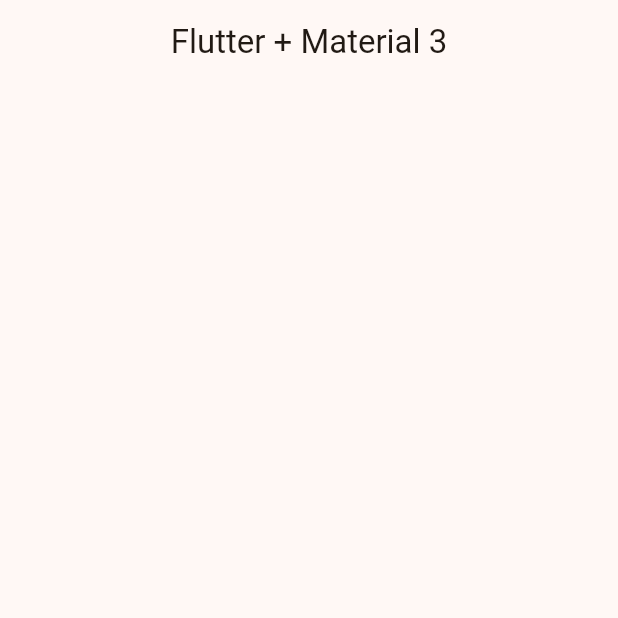
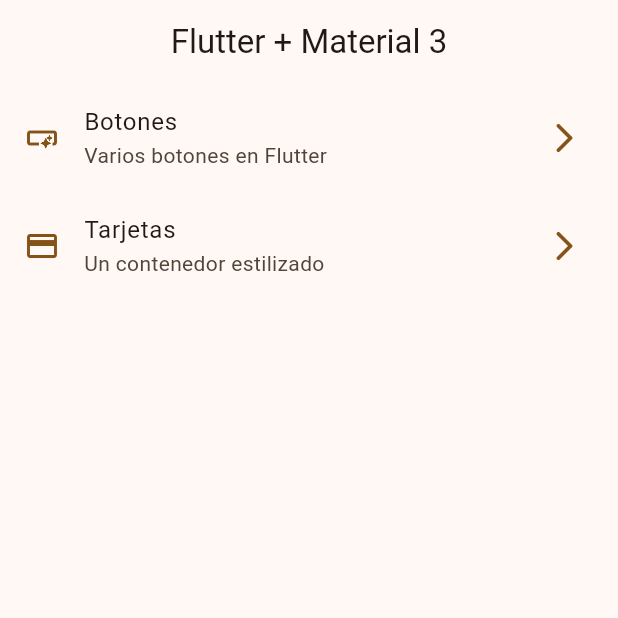
Before and after one commit to 720Cesar/flutter_widgets_app, a Flutter app: the screen it shows after launch, on a phone screen of 412 x 824 dp, the top half of it. Run offline on Flutter 3.47's test engine with Material 3 defaults, Android fonts, the phone set to English and light mode, and no system bars.

Commit message:
HomeScreen implementado

```diff
--- a/lib/config/menu/menu_items.dart
+++ b/lib/config/menu/menu_items.dart
@@ -20,7 +20,7 @@ class MenuItems{
 
 }
 
-const appMenuItens = <MenuItems>[
+const appMenuItems = <MenuItems>[
 
   MenuItems(
     title: "Botones",
--- a/lib/main.dart
+++ b/lib/main.dart
@@ -1,6 +1,6 @@
 import 'package:flutter/material.dart';
 import 'package:widgets_app/config/theme/app_theme.dart';
-import 'package:widgets_app/presentation/screens/home/home.dart';
+import 'package:widgets_app/presentation/screens/home/home_screen.dart';
 
 void main() {
   runApp(const MainApp());
--- a/lib/presentation/screens/home/home.dart
+++ /dev/null
@@ -1,15 +0,0 @@
-import 'package:flutter/material.dart';
-
-class HomeScreen extends StatelessWidget {
-  const HomeScreen({super.key});
-
-  @override
-  Widget build(BuildContext context) {
-    return Scaffold(
-      appBar: AppBar(
-        title: const Text("Flutter + Material 3"),
-
-      ),
-    );
-  }
-}
--- /dev/null
+++ b/lib/presentation/screens/home/home_screen.dart
@@ -0,0 +1,65 @@
+import 'package:flutter/material.dart';
+import 'package:widgets_app/config/menu/menu_items.dart';
+
+class HomeScreen extends StatelessWidget {
+  const HomeScreen({super.key});
+
+  @override
+  Widget build(BuildContext context) {
+    return Scaffold(
+      appBar: AppBar(
+        title: const Text("Flutter + Material 3"),
+
+      ),
+      body: const _HomeView(),
+    );
+  }
+}
+
+class _HomeView extends StatelessWidget {
+  const _HomeView();
+
+  @override
+  Widget build(BuildContext context) {
+
+    return ListView.builder(
+        //appMenuItems es la lista que buscamos en la clase MenuItems
+        itemCount: appMenuItems.length,
+
+        itemBuilder: (context, index) {
+          final menuItem = appMenuItems[index];
+
+          return _CustomListTile(menuItem: menuItem);
+
+        },
+
+
+    );
+
+  }
+}
+
+class _CustomListTile extends StatelessWidget {
+  const _CustomListTile({
+    required this.menuItem,
+  });
+
+  final MenuItems menuItem;
+
+  @override
+  Widget build(BuildContext context) {
+
+    final colors = Theme.of(context).colorScheme;
+
+    return ListTile(
+      leading: Icon(menuItem.icon, color: colors.primary,),
+      trailing: Icon(Icons.arrow_forward_ios_rounded, color: colors.primary),
+      title: Text(menuItem.title),
+      subtitle: Text(menuItem.subTitle),
+      //trailing:  Icon(menuItem.icon), -> Icono a la derecha
+      onTap: (){
+        //TODO: Navegar a otra pantalla
+      },
+    );
+  }
+}
```
